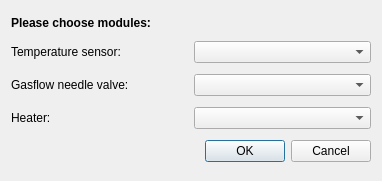
Above: MercuryGUI/ChoseSensorDialog.ui from OE-FET/customxepr before the change. Below: the same form after it.
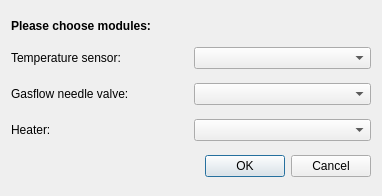
That is the form after the change.

Diff of the .ui file:
```diff
--- a/MercuryGUI/ChoseSensorDialog.ui
+++ b/MercuryGUI/ChoseSensorDialog.ui
@@ -7,17 +7,21 @@
     <x>0</x>
     <y>0</y>
     <width>382</width>
-    <height>181</height>
+    <height>196</height>
    </rect>
   </property>
   <property name="windowTitle">
    <string>Dialog</string>
   </property>
   <layout class="QGridLayout" name="gridLayout">
-   <item row="3" column="1">
-    <widget class="QComboBox" name="comboBox_3"/>
+   <item row="3" column="0">
+    <widget class="QLabel" name="label_3">
+     <property name="text">
+      <string>Gasflow needle valve:</string>
+     </property>
+    </widget>
    </item>
-   <item row="4" column="0" colspan="2">
+   <item row="5" column="0" colspan="2">
     <widget class="QDialogButtonBox" name="buttonBox">
      <property name="orientation">
       <enum>Qt::Horizontal</enum>
@@ -27,13 +31,23 @@
      </property>
     </widget>
    </item>
-   <item row="1" column="0">
+   <item row="4" column="1">
+    <widget class="QComboBox" name="comboBox_3"/>
+   </item>
+   <item row="2" column="0">
     <widget class="QLabel" name="label_2">
      <property name="text">
       <string>Temperature sensor:</string>
      </property>
     </widget>
    </item>
+   <item row="4" column="0">
+    <widget class="QLabel" name="label_4">
+     <property name="text">
+      <string>Heater:</string>
+     </property>
+    </widget>
+   </item>
    <item row="0" column="0" colspan="2">
     <widget class="QLabel" name="label">
      <property name="sizePolicy">
@@ -53,21 +67,7 @@
      </property>
     </widget>
    </item>
-   <item row="3" column="0">
-    <widget class="QLabel" name="label_4">
-     <property name="text">
-      <string>Heater:</string>
-     </property>
-    </widget>
-   </item>
-   <item row="2" column="0">
-    <widget class="QLabel" name="label_3">
-     <property name="text">
-      <string>Gasflow needle valve:</string>
-     </property>
-    </widget>
-   </item>
-   <item row="1" column="1">
+   <item row="3" column="1">
     <widget class="QComboBox" name="comboBox_2">
      <property name="contextMenuPolicy">
       <enum>Qt::DefaultContextMenu</enum>
```
